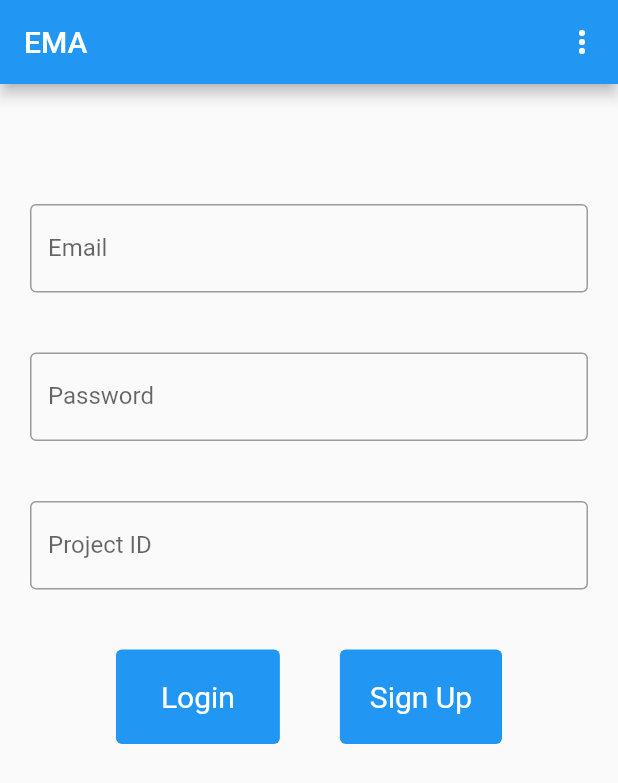
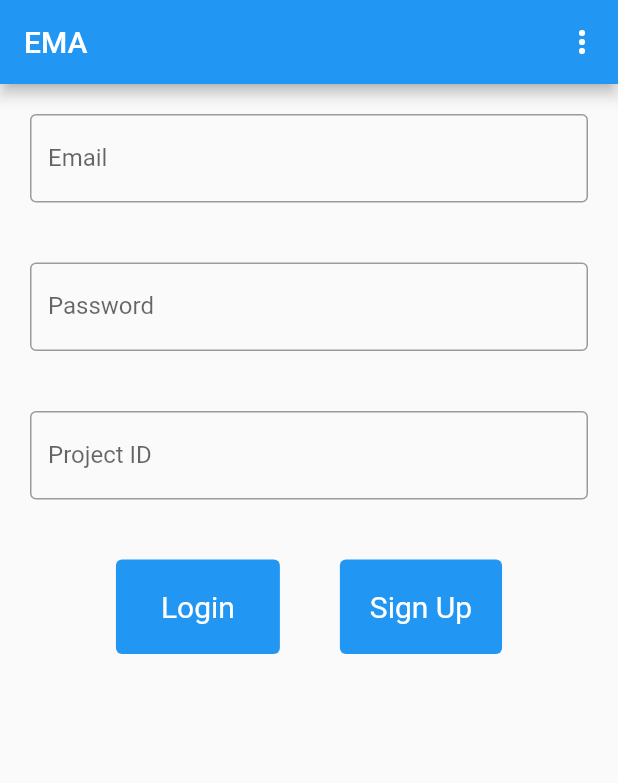
Before and after one commit to cs481-ekh/f21-ramen, a Flutter app: the screen it shows after launch, on a phone screen of 412 x 824 dp. Shown: the top 783 px of the screen. Run offline on Flutter 3.47's test engine with Material 2 defaults, Android fonts, the phone set to English and light mode, and no system bars; our stand-ins replace cloud_firestore, firebase_analytics, firebase_auth, firebase_core, firebase_messaging, shared_preferences; accounts and stored records are empty.

Commit message:
Fixed various bugs

```diff
--- a/lib/main.dart
+++ b/lib/main.dart
@@ -52,7 +52,7 @@ Future<void> _firebaseMessagingBackgroundHandler(RemoteMessage message) async {
   _storeMessage(message);
 }
 
-void _storeMessage(RemoteMessage message) async {
+Future<void> _storeMessage(RemoteMessage message) async {
   //To make sure the data from a firebase message is saved, the notification's
   //info is saved to persistent storage
   SharedPreferences prefs = await SharedPreferences.getInstance();
@@ -76,10 +76,10 @@ void _storeMessage(RemoteMessage message) async {
 
   //Limit list to 5 most recent notifications
   if(notifs.length > 5) {
-    notifs.removeRange(5, notifs.length - 1);
+    notifs.removeRange(4, notifs.length - 1);
   }
 
-  prefs.setStringList("missedNotifs", notifs);
+  await prefs.setStringList("missedNotifs", notifs);
   print("Message handled and saved to storage!");
 }
 
@@ -145,7 +145,7 @@ class _AppState extends State<App> {
 
     if (_messagerInitialized = true) {
       //This should connect to the foreground message handler
-      FirebaseMessaging.onMessage.listen(handleForegroundMessage);
+      //FirebaseMessaging.onMessage.listen(handleForegroundMessage);
 
       // Trying to do this right here causes an error for some reason??
       // FirebaseMessaging.onBackgroundMessage(_firebaseMessagingBackgroundHandler);
@@ -457,9 +457,11 @@ class LoginPage extends StatelessWidget {
       body: Center(
         child: Column(
           children: [
-            Padding(
+            Flexible(
+              flex: 3,
+              child: Padding(
                 padding: const EdgeInsets.only(
-                  top: 80.0, bottom: 20.0, left: 20.0, right: 20.0),
+                    top: 20.0, bottom: 20.0, left: 20.0, right: 20.0),
                 child: TextField(
                   controller: usernameController,
                   obscureText: false,
@@ -469,7 +471,10 @@ class LoginPage extends StatelessWidget {
                   ),
                 ),
               ),
-            Padding(
+            ),
+            Flexible(
+              flex: 3,
+              child: Padding(
                   padding: const EdgeInsets.all(20.0),
                   child: TextField(
                     controller: passwordController,
@@ -479,7 +484,10 @@ class LoginPage extends StatelessWidget {
                       labelText: 'Password',
                     ),
                   )),
-            Padding(
+            ),
+            Flexible(
+              flex: 3,
+              child: Padding(
                   padding: const EdgeInsets.all(20.0),
                   child: TextField(
                     controller: projectIdController,
@@ -488,7 +496,10 @@ class LoginPage extends StatelessWidget {
                       labelText: 'Project ID',
                     ),
                   )),
-            Row(mainAxisAlignment: MainAxisAlignment.center, children: [
+            ),
+            Flexible(
+                flex: 3,
+            child: Row(mainAxisAlignment: MainAxisAlignment.center, children: [
               Padding(
                 padding: const EdgeInsets.all(20.0),
                 child: TextButton(
@@ -630,7 +641,7 @@ class LoginPage extends StatelessWidget {
                   child: const Text('Sign Up'),
                 ),
               ),
-            ]),
+            ])),
           ],
         ),
       ),
@@ -686,6 +697,7 @@ class _UserPageState extends State<UserPage> {
     final dateString = DateFormat('yyyy-MM-dd – h:mm a').format(dateReceived);
 
     //In order to properly access the url object, this needs to be initialized here unfortunately
+    //Against everything I understand about Dart, it works so I'm not too worried
     //If you can find another way to do it let me know
     void openNotif() async {
 
@@ -719,6 +731,7 @@ class _UserPageState extends State<UserPage> {
       }
     }
 
+    //This part returns the actual widget, along with a pointer to the tap function
     return Card(
       child: ListTile(
         title:Text(notifInfo),
@@ -732,7 +745,7 @@ class _UserPageState extends State<UserPage> {
   //
   // }
 
-  void handleForegroundNotif(RemoteMessage message) {
+  void handleForegroundNotif(RemoteMessage message) async {
     print('Got a notification while in the foreground!');
     print('Message data: ${message.data}');
 
@@ -740,7 +753,7 @@ class _UserPageState extends State<UserPage> {
       print('Message also contained a notification: ${message.notification}');
     }
 
-    _storeMessage(message);
+    await _storeMessage(message);
     updateMissedNotifs();
   }
 
@@ -762,22 +775,22 @@ class _UserPageState extends State<UserPage> {
         child: Column(
           children: [
             Padding(
-                padding: EdgeInsets.all(20.0),
+                padding: EdgeInsets.all(10.0),
                 child: Text('Notifications',
                     style: TextStyle(
                         fontSize: 20.0,
                         fontWeight: FontWeight.bold,
                         color: Colors.blue))),
-            Padding(
-              padding: EdgeInsets.all(20.0),
+            Flexible(
+                flex: 5,
+                child: Padding(
+                    padding: EdgeInsets.all(5.0),
                     child: ListView.builder(
-                  padding: const EdgeInsets.all(8),
+                        padding: const EdgeInsets.all(5),
                         itemCount: notifAmount,
                         scrollDirection: Axis.vertical,
                         shrinkWrap: true,
-                  itemBuilder: listViewHelper
-              )
-            ),
+                        itemBuilder: listViewHelper))),
             Padding(
                 padding: EdgeInsets.all(20.0),
                 child: TextButton(
@@ -787,9 +800,11 @@ class _UserPageState extends State<UserPage> {
                       textStyle: const TextStyle(fontSize: 20),
                       backgroundColor: Colors.blue),
                   onPressed: () {
-                    // Remove all notifications
-                    // Probably can slide or tap to get rid of one notification
-                    // Also chloe didn't know what the user UI should really look like
+                    _SharedPrefs.setStringList("missedNotifs", []);
+                    setState(() {
+                      MissedNotifs = [];
+                      notifAmount = 0;
+                    });
                   },
                   child: const Text('Dismiss All'),
                 )),
```
Lines whose indentation alone changed are shown as unchanged.
